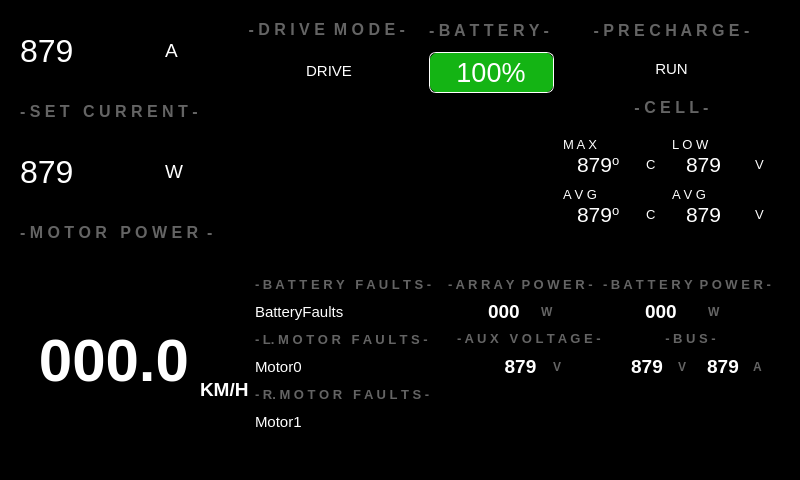
Old version of the form src/ViewLayer/RaceModeDisplay/RaceModeDashboardUI.ui in the repository UCSolarCarTeam/Epsilon-Dashboard.
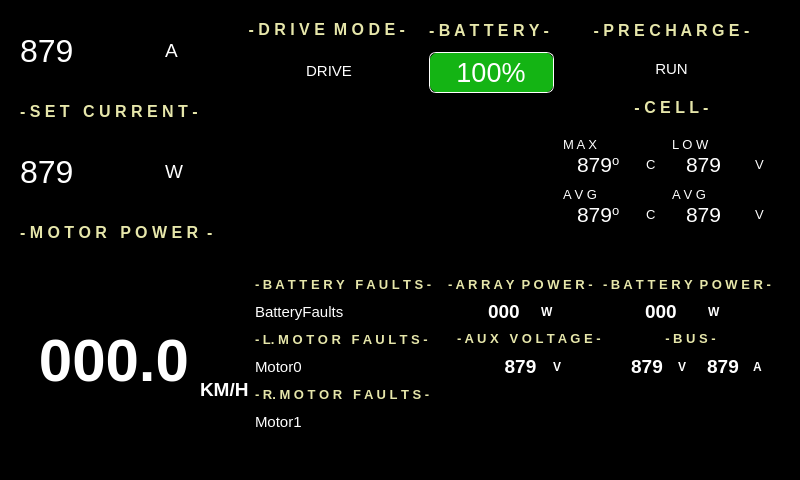
New version of the form. Icons and pictures are not drawn.

Commit message:
Makes labels yellowish (#227)
* makes the grey labels rgb(230, 230, 170) instead on the display and race
mode dashboard

* makes the units white

The edit to the form file:
```diff
--- a/src/ViewLayer/RaceModeDisplay/RaceModeDashboardUI.ui
+++ b/src/ViewLayer/RaceModeDisplay/RaceModeDashboardUI.ui
@@ -580,7 +580,7 @@
                  <property name="styleSheet">
                   <string notr="true">QLabel {
 qproperty-alignment: AlignHCenter;
-color: rgb(100,100,100);
+color: rgb(230, 230, 170);
 }
 
 </string>
@@ -667,7 +667,7 @@
                  <property name="styleSheet">
                   <string notr="true">QLabel {
 qproperty-alignment: AlignHCenter;
-color: rgb(100,100,100);
+color: rgb(230, 230, 170);
 }
 
 </string>
@@ -917,7 +917,7 @@
                  <property name="styleSheet">
                   <string notr="true">QLabel {
 qproperty-alignment: AlignHCenter;
-color: rgb(100,100,100);
+color: rgb(230, 230, 170);
 }
 
 </string>
@@ -1031,7 +1031,7 @@
                  <property name="styleSheet">
                   <string notr="true">QLabel {
 qproperty-alignment: AlignHCenter;
-color: rgb(100,100,100);
+color: rgb(230, 230, 170);
 }
 
 </string>
@@ -1172,7 +1172,7 @@
                   </font>
                  </property>
                  <property name="styleSheet">
-                  <string notr="true">color: rgb(100,100,100);
+                  <string notr="true">color: rgb(230, 230, 170);
 </string>
                  </property>
                  <property name="text">
@@ -1274,8 +1274,8 @@
                      </font>
                     </property>
                     <property name="styleSheet">
-                     <string notr="true">
-color: rgb(100,100,100);</string>
+                     <string notr="true">color: rgb(230, 230, 170);
+</string>
                     </property>
                     <property name="text">
                      <string>- C E L L -</string>
@@ -2094,7 +2094,7 @@
                      </font>
                     </property>
                     <property name="styleSheet">
-                     <string notr="true">color: rgb(100,100,100);</string>
+                     <string notr="true">color: rgb(230, 230, 170);</string>
                     </property>
                     <property name="text">
                      <string>- B A T T E R Y   F A U L T S - </string>
@@ -2185,7 +2185,7 @@
                      </font>
                     </property>
                     <property name="styleSheet">
-                     <string notr="true">color: rgb(100,100,100);</string>
+                     <string notr="true">color: rgb(230, 230, 170);</string>
                     </property>
                     <property name="text">
                      <string>- L. M O T O R   F A U L T S -</string>
@@ -2282,7 +2282,7 @@
                      </font>
                     </property>
                     <property name="styleSheet">
-                     <string notr="true">color: rgb(100,100,100);</string>
+                     <string notr="true">color: rgb(230, 230, 170);</string>
                     </property>
                     <property name="text">
                      <string>- R. M O T O R   F A U L T S -</string>
@@ -2457,7 +2457,7 @@
                         </font>
                        </property>
                        <property name="styleSheet">
-                        <string notr="true">color: rgb(100,100,100);</string>
+                        <string notr="true">color: rgb(230, 230, 170);</string>
                        </property>
                        <property name="text">
                         <string>- A R R A Y  P O W E R -</string>
@@ -2545,7 +2545,7 @@
                            </font>
                           </property>
                           <property name="styleSheet">
-                           <string notr="true">color: rgb(100,100,100);</string>
+                           <string notr="true">color: white;</string>
                           </property>
                           <property name="text">
                            <string>W</string>
@@ -2601,7 +2601,7 @@
                      </font>
                     </property>
                     <property name="styleSheet">
-                     <string notr="true">color: rgb(100,100,100);</string>
+                     <string notr="true">color: rgb(230, 230, 170);</string>
                     </property>
                     <property name="text">
                      <string>- B A T T E R Y  P O W E R -</string>
@@ -2683,7 +2683,7 @@
                         </font>
                        </property>
                        <property name="styleSheet">
-                        <string notr="true">color: rgb(100,100,100);</string>
+                        <string notr="true">color: white;</string>
                        </property>
                        <property name="text">
                         <string>W</string>
@@ -2778,7 +2778,7 @@
                      <enum>Qt::LeftToRight</enum>
                     </property>
                     <property name="styleSheet">
-                     <string notr="true">color: rgb(100,100,100);</string>
+                     <string notr="true">color: rgb(230, 230, 170);</string>
                     </property>
                     <property name="text">
                      <string>- A U X   V O L T A G E -</string>
@@ -2857,7 +2857,7 @@
                         </font>
                        </property>
                        <property name="styleSheet">
-                        <string notr="true">color: rgb(100,100,100);</string>
+                        <string notr="true">color: white;</string>
                        </property>
                        <property name="text">
                         <string>V</string>
@@ -2941,7 +2941,7 @@
                      </font>
                     </property>
                     <property name="styleSheet">
-                     <string notr="true">color: rgb(100,100,100);</string>
+                     <string notr="true">color: rgb(230, 230, 170);</string>
                     </property>
                     <property name="text">
                      <string>- B U S -</string>
@@ -3028,7 +3028,7 @@
                            </font>
                           </property>
                           <property name="styleSheet">
-                           <string notr="true">color: rgb(100,100,100);</string>
+                           <string notr="true">color: white;</string>
                           </property>
                           <property name="text">
                            <string>V</string>
@@ -3094,7 +3094,7 @@
                            </font>
                           </property>
                           <property name="styleSheet">
-                           <string notr="true">color: rgb(100,100,100);</string>
+                           <string notr="true">color: white;</string>
                           </property>
                           <property name="text">
                            <string>A</string>
```
The commit also changes 1 other file.
